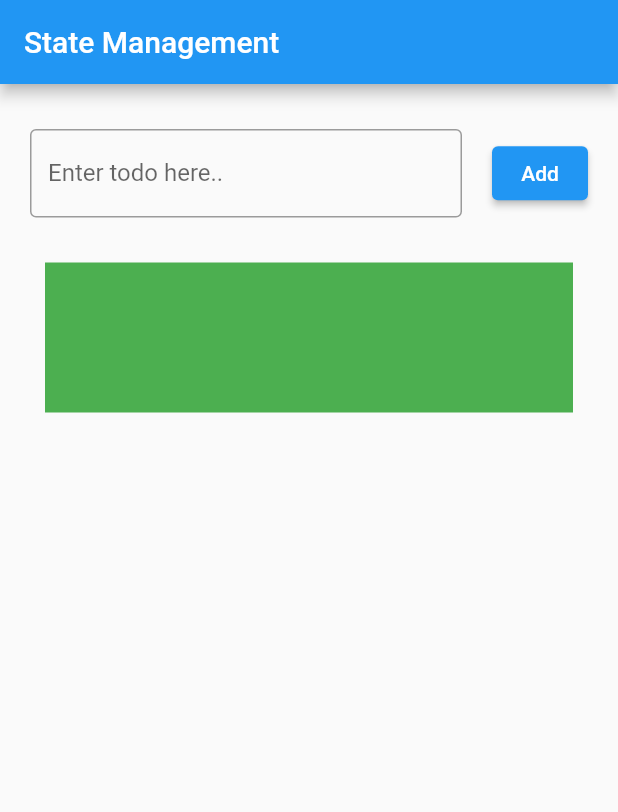
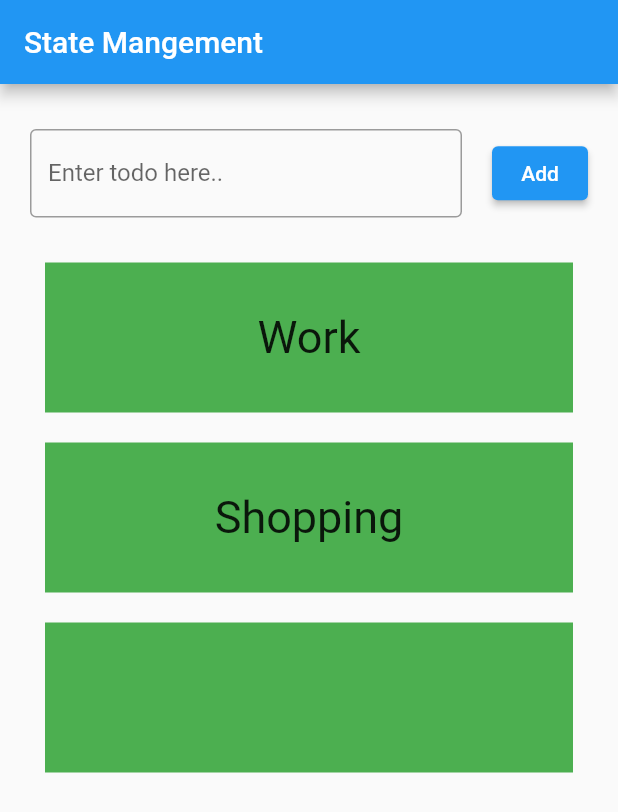
Before and after one commit to sudeepthapa/learning-flutter, a Flutter app: the screen it shows after launch, after a tap on "Add", on a phone screen of 412 x 824 dp. Shown: the top 812 px of the screen. Run offline on Flutter 3.47's test engine with Material 2 defaults, Android fonts, the phone set to English and light mode, and no system bars.

Commit message:
todo app moved to provider

```diff
--- a/lib/components/todo_form.dart
+++ b/lib/components/todo_form.dart
@@ -1,9 +1,22 @@
 import 'package:flutter/material.dart';
+import 'package:myfirstapp/providers/todos_provider.dart';
+import 'package:provider/provider.dart';
 
-class TodoForm extends StatelessWidget {
-  Function addTodoItem;
-  TodoForm({required this.addTodoItem, Key? key}) : super(key: key);
+class TodoForm extends StatefulWidget {
+  TodoForm({Key? key}) : super(key: key);
+
+  @override
+  State<TodoForm> createState() => _TodoFormState();
+}
+
+class _TodoFormState extends State<TodoForm> {
   TextEditingController todoController = TextEditingController();
+
+  @override
+  void dispose() {
+    todoController.dispose();
+    super.dispose();
+  }
 
   @override
   Widget build(BuildContext context) {
@@ -23,8 +36,10 @@ class TodoForm extends StatelessWidget {
         ),
         ElevatedButton(
             onPressed: () {
-              addTodoItem(todoController.text);
+              Provider.of<TodosProvider>(context, listen: false)
+                  .addTodo(todoController.text);
               FocusScope.of(context).unfocus();
+              todoController.clear();
             },
             child: const Text('Add'))
       ],
--- a/lib/components/todo_list.dart
+++ b/lib/components/todo_list.dart
@@ -1,17 +1,20 @@
 import 'package:flutter/material.dart';
 import 'package:myfirstapp/components/todo_item.dart';
+import 'package:myfirstapp/providers/todos_provider.dart';
+import 'package:provider/provider.dart';
 
 class TodoList extends StatelessWidget {
-  List<String> todos;
-  TodoList({required this.todos, Key? key}) : super(key: key);
+  const TodoList({Key? key}) : super(key: key);
 
   @override
   Widget build(BuildContext context) {
-    return ListView.builder(
-      itemCount: todos.length,
-      itemBuilder: (BuildContext context, int index) {
-        return TodoItem(todo: todos[index]);
-      },
-    );
+    return Consumer<TodosProvider>(builder: (context, provider, _) {
+      return ListView.builder(
+        itemCount: provider.todos.length,
+        itemBuilder: (BuildContext context, int index) {
+          return TodoItem(todo: provider.todos[index]);
+        },
+      );
+    });
   }
 }
--- a/lib/main.dart
+++ b/lib/main.dart
@@ -1,5 +1,7 @@
 import 'package:flutter/material.dart';
-import 'package:myfirstapp/home_page.dart';
+import 'package:myfirstapp/providers/todos_provider.dart';
+import 'package:myfirstapp/screens/home_page.dart';
+import 'package:provider/provider.dart';
 
 void main() {
   runApp(const MyApp());
@@ -10,12 +12,15 @@ class MyApp extends StatelessWidget {
 
   @override
   Widget build(BuildContext context) {
-    return MaterialApp(
-      title: 'Flutter Demo',
-      theme: ThemeData(
-        primarySwatch: Colors.blue,
+    return ChangeNotifierProvider<TodosProvider>(
+      create: (BuildContext context) => TodosProvider(),
+      child: MaterialApp(
+        title: 'Flutter Demo',
+        theme: ThemeData(
+          primarySwatch: Colors.blue,
+        ),
+        home: const HomePage(),
       ),
-      home: const HomePage(),
     );
   }
 }
--- /dev/null
+++ b/lib/providers/todos_provider.dart
@@ -0,0 +1,10 @@
+import 'package:flutter/material.dart';
+
+class TodosProvider extends ChangeNotifier {
+  List<String> todos = ['Work', 'Shopping'];
+
+  addTodo(String todo) {
+    todos.add(todo);
+    notifyListeners();
+  }
+}
--- a/lib/home_page.dart
+++ b/lib/screens/home_page.dart
@@ -1,6 +1,7 @@
 import 'package:flutter/material.dart';
 import 'package:myfirstapp/components/todo_form.dart';
 import 'package:myfirstapp/components/todo_list.dart';
+import 'package:provider/provider.dart';
 
 class HomePage extends StatefulWidget {
   const HomePage({Key? key}) : super(key: key);
@@ -10,36 +11,21 @@ class HomePage extends StatefulWidget {
 }
 
 class _HomePageState extends State<HomePage> {
-  List<String> todos = [];
-
-  addTodo(String todo) {
-    // Method One
-    // var updatedTodo = [todo, ...todos];
-    // todos = updatedTodo;
-    // setState(() {
-    // });
-
-    // Method Two
-    // TODO:: Study array methods
-    todos.add(todo);
-    setState(() {});
-  }
-
   @override
   Widget build(BuildContext context) {
     return Scaffold(
-      appBar: AppBar(title: const Text('State Management')),
+      appBar: AppBar(title: const Text('State Mangement')),
       body: Container(
         margin: const EdgeInsets.symmetric(horizontal: 20, vertical: 30),
         width: double.infinity,
         child: Column(
           children: [
-            TodoForm(addTodoItem: addTodo),
+            TodoForm(),
             const SizedBox(
               height: 20,
             ),
-            Expanded(
-              child: TodoList(todos: todos),
+            const Expanded(
+              child: TodoList(),
             )
           ],
         ),
--- a/pubspec.yaml
+++ b/pubspec.yaml
@@ -33,6 +33,7 @@ dependencies:
 
   # The following adds the Cupertino Icons font to your application.
   # Use with the CupertinoIcons class for iOS style icons.
+  provider: ^6.0.3
   cupertino_icons: ^1.0.2
 
 dev_dependencies:
```
Also changed, not shown: pubspec.lock.
